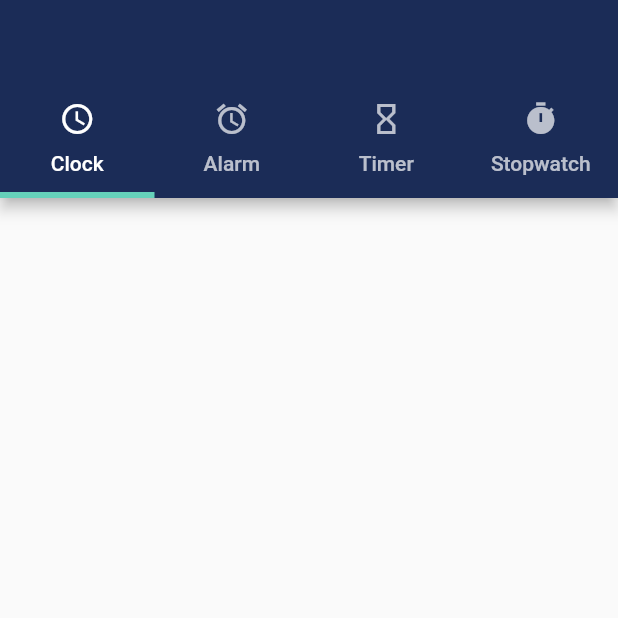
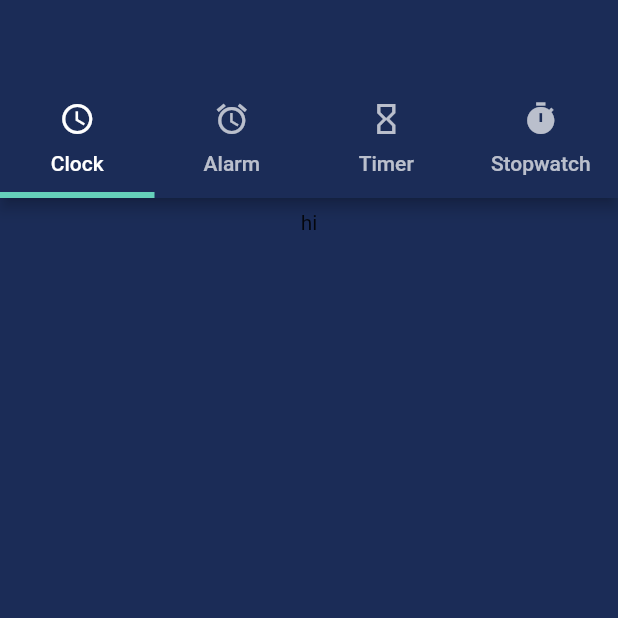
Before and after one commit to RohitIslam/alarm-app, a Flutter app: the screen it shows after launch, on a phone screen of 412 x 824 dp, the top half of it. Run offline on Flutter 3.47's test engine with Material 2 defaults, Android fonts, the phone set to English and light mode, and no system bars.

Commit message:
Clock tabs and basic clock body created

```diff
--- a/lib/screens/home_screen.dart
+++ b/lib/screens/home_screen.dart
@@ -74,7 +74,58 @@ class _HomeScreenState extends State<HomeScreen>
               ],
             ),
           ),
+          body: Container(
+            color: Theme.of(context).primaryColor,
+            child: TabBarView(
+              controller: _tabController,
+              children: <Widget>[
+                // Clock
+                Container(
+                  child: Column(
+                    children: <Widget>[
+                      Padding(
+                        padding: EdgeInsets.all(8),
+                        child: Text("hi"),
                       ),
+                    ],
+                  ),
+                ),
+                // .....
+                Container(
+                  child: Column(
+                    children: <Widget>[
+                      Padding(
+                        padding: EdgeInsets.all(8),
+                        child: Text("hi"),
+                      ),
+                    ],
+                  ),
+                ),
+                // .....
+                Container(
+                  child: Column(
+                    children: <Widget>[
+                      Padding(
+                        padding: EdgeInsets.all(8),
+                        child: Text("hi"),
+                      ),
+                    ],
+                  ),
+                ),
+                // .....
+                Container(
+                  child: Column(
+                    children: <Widget>[
+                      Padding(
+                        padding: EdgeInsets.all(8),
+                        child: Text("hi"),
+                      ),
+                    ],
+                  ),
+                ),
+              ],
+            ),
+          )),
     );
   }
 }
```
Lines whose indentation alone changed are shown as unchanged.
